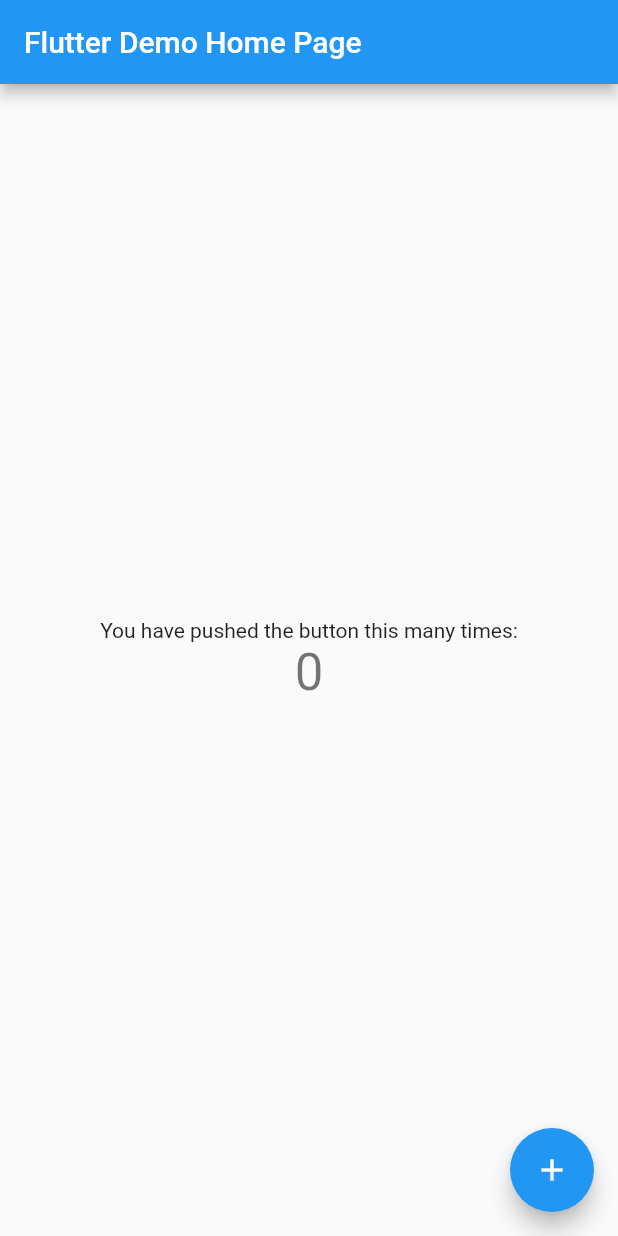
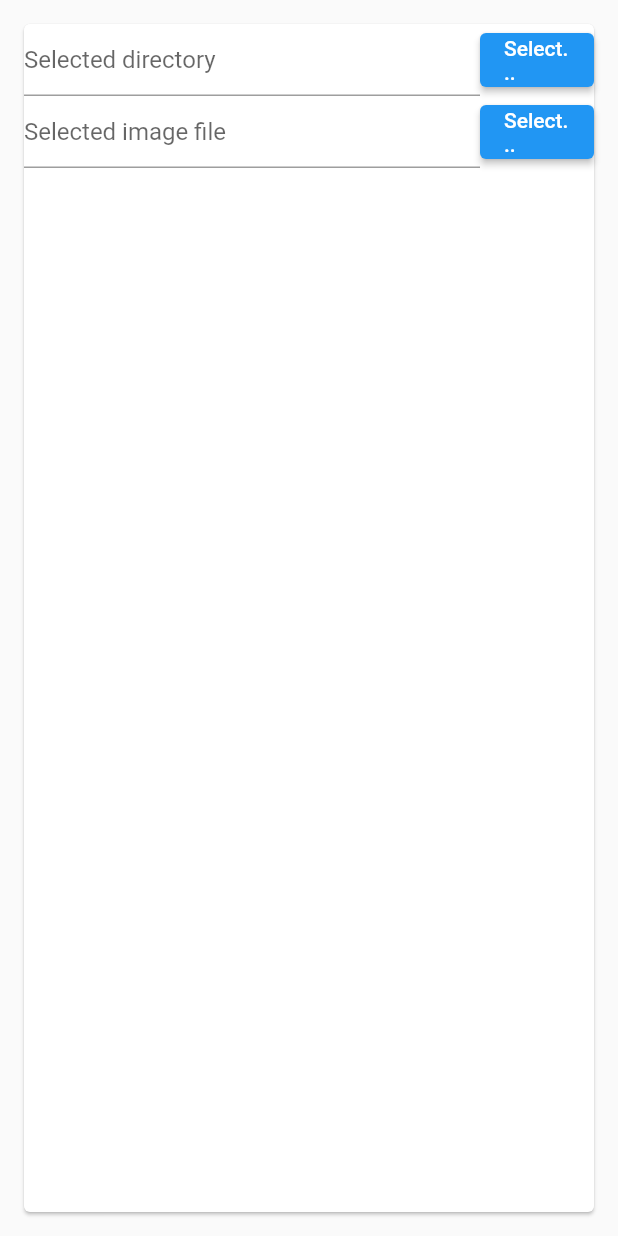
Before and after one commit to ibako/ImageAssorter, a Flutter app: the screen it shows after launch, on a phone screen of 412 x 824 dp. Run offline on Flutter 3.47's test engine with Material 2 defaults, Android fonts, the light colour scheme and no system bars; missing offline and left inert: file_selector_platform_interface.

Commit message:
ディレクトリ・ファイル選択のテスト実装

```diff
--- a/image_assorter/lib/main.dart
+++ b/image_assorter/lib/main.dart
@@ -1,113 +1,103 @@
+import 'package:flutter/cupertino.dart';
 import 'package:flutter/material.dart';
+import 'package:image_assorter/utils/file_dialog_util.dart' as fileDialogUtil;
 
-void main() {
-  runApp(MyApp());
-}
+void main() => runApp(MyApp());
 
 class MyApp extends StatelessWidget {
-  // This widget is the root of your application.
   @override
   Widget build(BuildContext context) {
     return MaterialApp(
-      title: 'Flutter Demo',
-      theme: ThemeData(
-        // This is the theme of your application.
-        //
-        // Try running your application with "flutter run". You'll see the
-        // application has a blue toolbar. Then, without quitting the app, try
-        // changing the primarySwatch below to Colors.green and then invoke
-        // "hot reload" (press "r" in the console where you ran "flutter run",
-        // or simply save your changes to "hot reload" in a Flutter IDE).
-        // Notice that the counter didn't reset back to zero; the application
-        // is not restarted.
-        primarySwatch: Colors.blue,
-      ),
-      home: MyHomePage(title: 'Flutter Demo Home Page'),
+      title: 'Image Assorter',
+      theme: ThemeData.light(),
+      darkTheme: ThemeData.dark(),
+      routes: {
+        '/': (context) => FilePickScreen(),
+      },
     );
   }
 }
 
-class MyHomePage extends StatefulWidget {
-  MyHomePage({Key key, this.title}) : super(key: key);
+class FilePickScreen extends StatelessWidget {
+  @override
+  Widget build(BuildContext context) {
+    return Scaffold(
+      body: Center(
+        child: Card(
+          margin: EdgeInsets.all(16),
+          child: FilePickForm(),
+        )
+      ),
+    );
+  }
+}
 
-  // This widget is the home page of your application. It is stateful, meaning
-  // that it has a State object (defined below) that contains fields that affect
-  // how it looks.
+class FilePickForm extends StatefulWidget {
+  @override
+  _FilePickState createState() => _FilePickState();
+}
 
-  // This class is the configuration for the state. It holds the values (in this
-  // case the title) provided by the parent (in this case the App widget) and
-  // used by the build method of the State. Fields in a Widget subclass are
-  // always marked "final".
-
-  final String title;
+class _FilePickState extends State<FilePickForm> {
+  final _rootPathTextController = TextEditingController();
+  final _selectedFileTextController = TextEditingController();
 
   @override
-  _MyHomePageState createState() => _MyHomePageState();
-}
+  Widget build(BuildContext context) {
+    return Column(
+      children: [
+        Row(
+          children: [
+            Expanded(
+              flex: 4,
+              child: TextField(
+                controller: _rootPathTextController,
+                readOnly: true,
+                decoration: InputDecoration(hintText: 'Selected directory'),
+              ),
+            ),
+            Expanded(
+              flex: 1,
+              child: ElevatedButton(
+                  child: Text('Select...'),
+                  onPressed: _selectDirectory
+              ),
+            ),
+          ],
+        ),
+        Row(
+          children: [
+            Expanded(
+              flex: 4,
+              child: TextField(
+                controller: _selectedFileTextController,
+                readOnly: true,
+                decoration: InputDecoration(hintText: 'Selected image file'),
+              ),
+            ),
+            Expanded(
+              flex: 1,
+              child: ElevatedButton(
+                child: Text('Select...'),
+                onPressed: _selectImage)
+            ),
+          ],
+        ),
+      ],
+    );
+  }
 
-class _MyHomePageState extends State<MyHomePage> {
-  int _counter = 0;
-
-  void _incrementCounter() {
+  void _selectDirectory() async {
+    final selectedDirectory = await fileDialogUtil.getDirectoryPath() ?? '';
     setState(() {
-      // This call to setState tells the Flutter framework that something has
-      // changed in this State, which causes it to rerun the build method below
-      // so that the display can reflect the updated values. If we changed
-      // _counter without calling setState(), then the build method would not be
-      // called again, and so nothing would appear to happen.
-      _counter++;
+      _rootPathTextController.text = selectedDirectory;
     });
   }
 
-  @override
-  Widget build(BuildContext context) {
-    // This method is rerun every time setState is called, for instance as done
-    // by the _incrementCounter method above.
-    //
-    // The Flutter framework has been optimized to make rerunning build methods
-    // fast, so that you can just rebuild anything that needs updating rather
-    // than having to individually change instances of widgets.
-    return Scaffold(
-      appBar: AppBar(
-        // Here we take the value from the MyHomePage object that was created by
-        // the App.build method, and use it to set our appbar title.
-        title: Text(widget.title),
-      ),
-      body: Center(
-        // Center is a layout widget. It takes a single child and positions it
-        // in the middle of the parent.
-        child: Column(
-          // Column is also a layout widget. It takes a list of children and
-          // arranges them vertically. By default, it sizes itself to fit its
-          // children horizontally, and tries to be as tall as its parent.
-          //
-          // Invoke "debug painting" (press "p" in the console, choose the
-          // "Toggle Debug Paint" action from the Flutter Inspector in Android
-          // Studio, or the "Toggle Debug Paint" command in Visual Studio Code)
-          // to see the wireframe for each widget.
-          //
-          // Column has various properties to control how it sizes itself and
-          // how it positions its children. Here we use mainAxisAlignment to
-          // center the children vertically; the main axis here is the vertical
-          // axis because Columns are vertical (the cross axis would be
-          // horizontal).
-          mainAxisAlignment: MainAxisAlignment.center,
-          children: <Widget>[
-            Text(
-              'You have pushed the button this many times:',
-            ),
-            Text(
-              '$_counter',
-              style: Theme.of(context).textTheme.headline4,
-            ),
-          ],
-        ),
-      ),
-      floatingActionButton: FloatingActionButton(
-        onPressed: _incrementCounter,
-        tooltip: 'Increment',
-        child: Icon(Icons.add),
-      ), // This trailing comma makes auto-formatting nicer for build methods.
-    );
+  void _selectImage() async {
+    final selectedImage = await fileDialogUtil.getImageFile();
+    final selectedPath = selectedImage?.path ?? '';
+    setState(() {
+      _selectedFileTextController.text = selectedPath;
+    });
   }
 }
```
Also changed, not shown: image_assorter/lib/utils/file_dialog_util.dart (added, +25 -0 lines), image_assorter/pubspec.yaml (+6 -1 lines), 2 other files.
